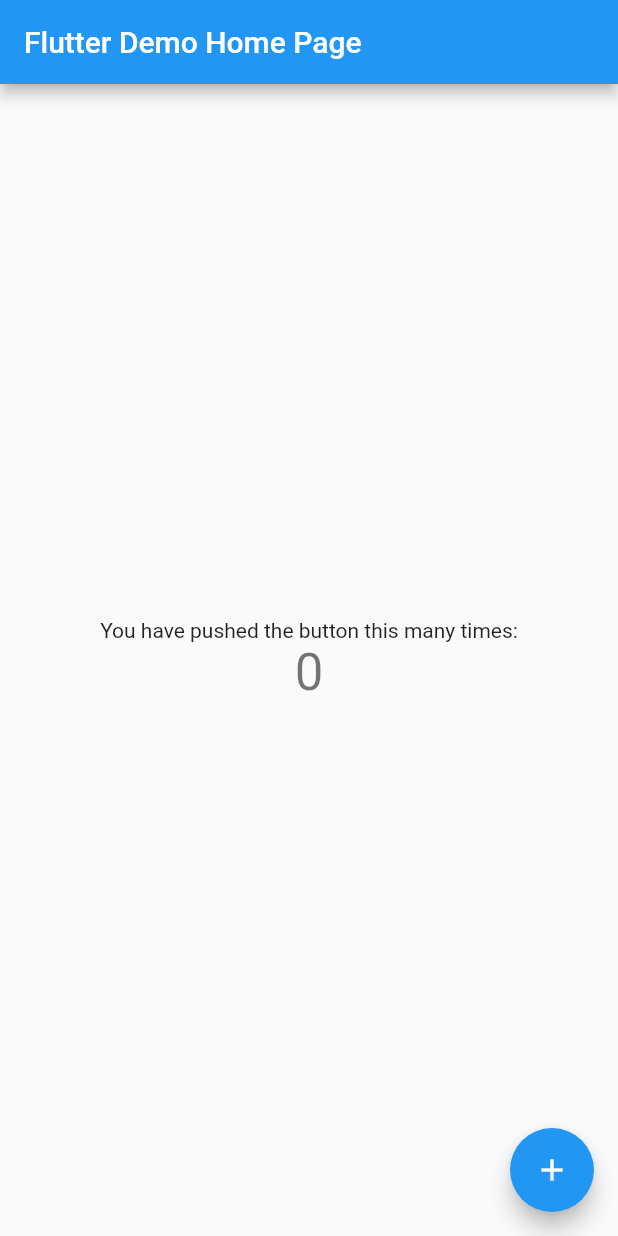
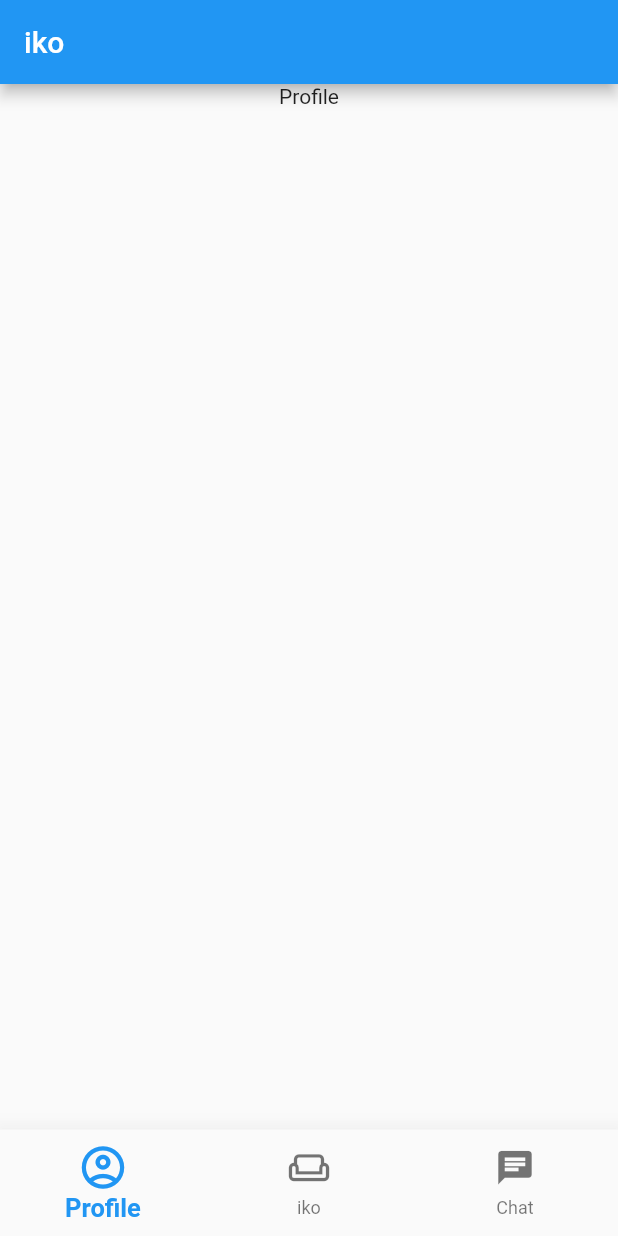
Before and after one commit to UltimateStarCoder/iko, a Flutter app: the screen it shows after launch, on a phone screen of 412 x 824 dp. Run offline on Flutter 3.47's test engine with Material 2 defaults, Android fonts, the phone set to English and light mode, and no system bars.

Commit message:
bottom navigation finished and profile page started

```diff
--- a/lib/main.dart
+++ b/lib/main.dart
@@ -1,4 +1,5 @@
 import 'package:flutter/material.dart';
+import 'package:iko/profile.dart';
 
 void main() {
   runApp(const MyApp());
@@ -24,7 +25,11 @@ class MyApp extends StatelessWidget {
         // is not restarted.
         primarySwatch: Colors.blue,
       ),
-      home: const MyHomePage(title: 'Flutter Demo Home Page'),
+      home: const MyHomePage(title: 'iko'),
+      initialRoute: '/',
+      routes: {
+        '/profile': (context) => const Profile(),
+      },
     );
   }
 }
@@ -48,18 +53,7 @@ class MyHomePage extends StatefulWidget {
 }
 
 class _MyHomePageState extends State<MyHomePage> {
-  int _counter = 0;
-
-  void _incrementCounter() {
-    setState(() {
-      // This call to setState tells the Flutter framework that something has
-      // changed in this State, which causes it to rerun the build method below
-      // so that the display can reflect the updated values. If we changed
-      // _counter without calling setState(), then the build method would not be
-      // called again, and so nothing would appear to happen.
-      _counter++;
-    });
-  }
+  int _selectedIndex = 0;
 
   @override
   Widget build(BuildContext context) {
@@ -69,47 +63,67 @@ class _MyHomePageState extends State<MyHomePage> {
     // The Flutter framework has been optimized to make rerunning build methods
     // fast, so that you can just rebuild anything that needs updating rather
     // than having to individually change instances of widgets.
+
+    const List<Widget> _pages = <Widget>[
+      Profile(),
+      Icon(
+        Icons.call,
+        size: 150,
+      ),
+      Icon(
+        Icons.camera,
+        size: 150,
+      ),
+
+
+    ];
     return Scaffold(
       appBar: AppBar(
         // Here we take the value from the MyHomePage object that was created by
         // the App.build method, and use it to set our appbar title.
         title: Text(widget.title),
       ),
-      body: Center(
-        // Center is a layout widget. It takes a single child and positions it
-        // in the middle of the parent.
-        child: Column(
-          // Column is also a layout widget. It takes a list of children and
-          // arranges them vertically. By default, it sizes itself to fit its
-          // children horizontally, and tries to be as tall as its parent.
-          //
-          // Invoke "debug painting" (press "p" in the console, choose the
-          // "Toggle Debug Paint" action from the Flutter Inspector in Android
-          // Studio, or the "Toggle Debug Paint" command in Visual Studio Code)
-          // to see the wireframe for each widget.
-          //
-          // Column has various properties to control how it sizes itself and
-          // how it positions its children. Here we use mainAxisAlignment to
-          // center the children vertically; the main axis here is the vertical
-          // axis because Columns are vertical (the cross axis would be
-          // horizontal).
-          mainAxisAlignment: MainAxisAlignment.center,
-          children: <Widget>[
-            const Text(
-              'You have pushed the button this many times:',
-            ),
-            Text(
-              '$_counter',
-              style: Theme.of(context).textTheme.headline4,
-            ),
-          ],
-        ),
+      body: IndexedStack(
+        index: _selectedIndex,
+        children: _pages,
       ),
-      floatingActionButton: FloatingActionButton(
-        onPressed: _incrementCounter,
-        tooltip: 'Increment',
-        child: const Icon(Icons.add),
-      ), // This trailing comma makes auto-formatting nicer for build methods.
+      bottomNavigationBar: BottomNavigationBar(
+        selectedFontSize: 17,
+        selectedIconTheme:
+            const IconThemeData(color: Colors.blue, size: 34),
+        selectedItemColor: Colors.blue,
+        selectedLabelStyle: const TextStyle(fontWeight: FontWeight.bold),
+
+       // backgroundColor: Colors.blue,
+        elevation: 15,
+        iconSize: 27,
+
+        items: const <BottomNavigationBarItem>[
+          BottomNavigationBarItem(
+            icon: Icon(Icons.account_circle_outlined),
+            label: 'Profile',
+          ),
+          BottomNavigationBarItem(
+            icon: Icon(Icons.weekend_outlined),
+            label: 'iko',
+          ),
+          BottomNavigationBarItem(
+            icon: Icon(Icons.chat),
+            label: 'Chat',
+          ),
+        ],
+
+        currentIndex: _selectedIndex,
+        //New
+        onTap: _onItemTapped,
+      ),
     );
+    // This trailing comma makes auto-formatting nicer for build methods.
+  }
+
+  void _onItemTapped(int index) {
+    setState(() {
+      _selectedIndex = index;
+    });
   }
 }
--- /dev/null
+++ b/lib/profile.dart
@@ -0,0 +1,21 @@
+import 'package:flutter/material.dart';
+
+class Profile extends StatelessWidget {
+  const Profile({Key? key}) : super(key: key);
+
+  @override
+  Widget build(BuildContext context) {
+    return Scaffold(
+      body: Center(
+        child: Column(
+          children: const [
+            Text("Profile"),
+          ],
+        ),
+      ),
+      // appBar: AppBar(
+      //   title: const Text("Profile"),
+      // ),
+    );
+  }
+}
```
